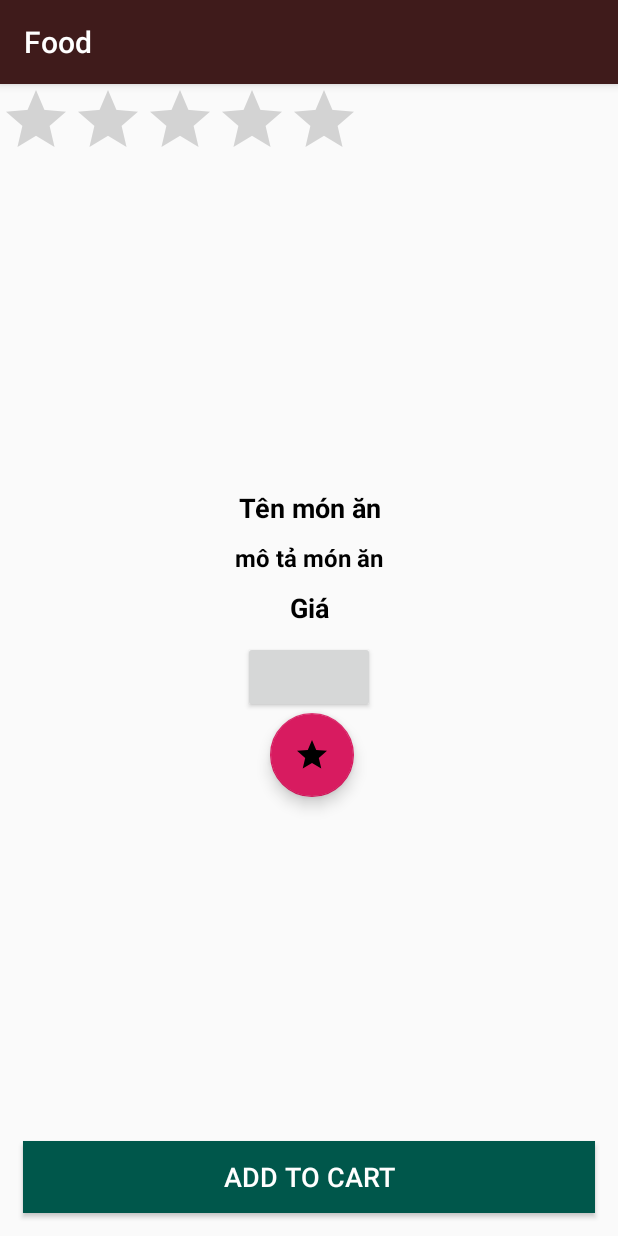
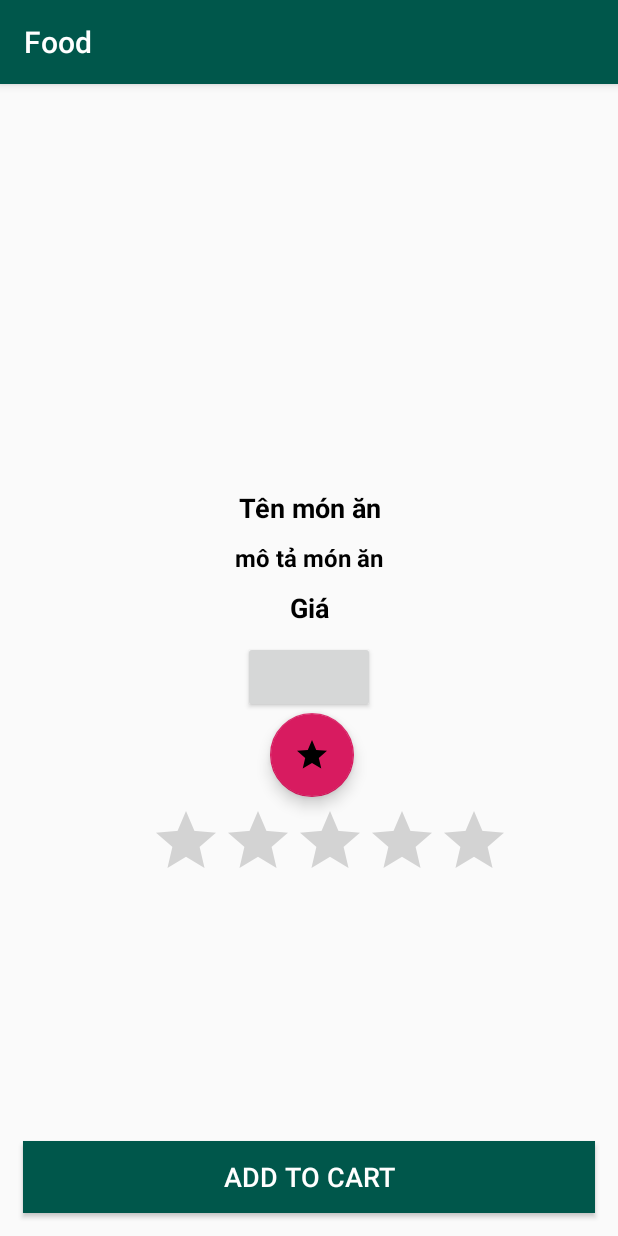
Before and after one commit to NguyenDinhSy/Ecommerce_Food, an Android app: the FoodDetailActivity screen opened directly, with no data from a screen before it, on a phone screen of 412 x 824 dp. Run offline under Robolectric (Android 15) with nearby library versions, the light colour scheme and no system bars; our stand-ins replace Firebase (no records; nobody signed in at launch, a user with empty details on screens opened directly), Picasso; libraries missing offline, so code that uses them is left out: com.cepheuen.elegantnumberbutton, com.stepstone.apprating; plain views replace ElegantNumberButton; 3 statements that could not run were skipped.

Commit message:
https://github.com/NguyenDinhSy/Ecommerce_Food.git

```diff
--- a/app/build.gradle
+++ b/app/build.gradle
@@ -51,7 +51,8 @@ dependencies {
     implementation 'com.stepstone.apprating:app-rating:2.3.1'
 
 
+    //implementation 'com.google.android.gms:play-services:4.3.+'
     //sqlite
-    implementation 'com.readystatesoftware.sqliteasset:sqliteassethelper:+'
+   // implementation 'com.readystatesoftware.sqliteasset:sqliteassethelper:+'
 }
 apply plugin: 'com.google.gms.google-services'
--- a/app/src/main/AndroidManifest.xml
+++ b/app/src/main/AndroidManifest.xml
@@ -46,6 +46,8 @@
         <activity
             android:name="com.theartofdev.edmodo.cropper.CropImageActivity"
             android:theme="@style/Base.Theme.AppCompat" />
+
+
     </application>
 
 </manifest>
--- a/app/src/main/java/com/example/ecommerce/FoodDetailActivity.java
+++ b/app/src/main/java/com/example/ecommerce/FoodDetailActivity.java
@@ -31,6 +31,7 @@ import com.google.firebase.database.ValueEventListener;
 import com.squareup.picasso.Picasso;
 import com.stepstone.apprating.AppRatingDialog;
 import com.stepstone.apprating.listener.RatingDialogListener;
+import com.google.android.gms.common.GooglePlayServicesUtil;
 
 import java.lang.reflect.Array;
 import java.text.SimpleDateFormat;
@@ -113,45 +114,45 @@ public class FoodDetailActivity extends AppCompatActivity implements RatingDialo
         });
 
 
-
-            getRatingFood(foodID);
+        // GEt rangting
+      //      getRatingFood(foodID);
     }
 
     // OUTSIDE ___________________________________________________________________________________________
 
-
-    private void getRatingFood(final String foodID){
-
-        com.google.firebase.database.Query foodRating =  ratings.orderByChild("pid").equalTo(foodID);
-
-        foodRating.addValueEventListener(new ValueEventListener() {
-            int count =0, sum = 0 ;
-            @Override
-            public void onDataChange(@NonNull DataSnapshot dataSnapshot) {
-
-                for (DataSnapshot postsnapshot: dataSnapshot.getChildren()){
-
-                    Ratings  item = postsnapshot.getValue(Ratings.class);
-
-                    sum+= Integer.parseInt(item.getRatingValue());
-                    count++;
-
-                }
-                if (count != 0) {
-                    float average = sum / count;
-                    ratingBar.setRating(average);
-                }
-
-
-            }
-
-            @Override
-            public void onCancelled(@NonNull DatabaseError databaseError) {
-
-            }
-        });
-
-    }
+//
+//    private void getRatingFood(final String foodID){
+//
+//        com.google.firebase.database.Query foodRating =  ratings.orderByChild("pid").equalTo(foodID);
+//
+//        foodRating.addValueEventListener(new ValueEventListener() {
+//            int count =0, sum = 0 ;
+//            @Override
+//            public void onDataChange(@NonNull DataSnapshot dataSnapshot) {
+//
+//                for (DataSnapshot postsnapshot: dataSnapshot.getChildren()){
+//
+//                    Ratings  item = postsnapshot.getValue(Ratings.class);
+//
+//                    sum+= Integer.parseInt(item.getRatingValue());
+//                    count++;
+//
+//                }
+//                if (count != 0) {
+//                    float average = sum / count;
+//                    ratingBar.setRating(average);
+//                }
+//
+//
+//            }
+//
+//            @Override
+//            public void onCancelled(@NonNull DatabaseError databaseError) {
+//
+//            }
+//        });
+//
+//    }
 
 
 
@@ -254,6 +255,7 @@ public class FoodDetailActivity extends AppCompatActivity implements RatingDialo
                     productPrice.setText(products.getPrice());
                     productDescription.setText(products.getDescription());
                     Picasso.get().load(products.getImage()).into(productImage);
+
                 }
             }
 
@@ -307,6 +309,9 @@ public class FoodDetailActivity extends AppCompatActivity implements RatingDialo
 
     }
 
+    // BUTTON SUBMIT
+
+
     @Override
     public void onPositiveButtonClicked(int value, String comments) {
 
--- a/app/src/main/res/layout/activity_food_detail.xml
+++ b/app/src/main/res/layout/activity_food_detail.xml
@@ -5,6 +5,7 @@
     android:layout_width="match_parent"
     android:layout_height="match_parent"
     tools:context=".FoodDetailActivity">
+
 
 
     <ImageView
@@ -95,22 +96,34 @@
     <LinearLayout
         android:layout_width="match_parent"
         android:layout_height="wrap_content"
-        android:orientation="vertical"
-        android:layout_below="@+id/rating"
+        android:layout_below="@+id/btn_rating"
+        android:layout_marginLeft="100dp"
+        android:layout_marginTop="5dp"
 
 
-        >
+        android:orientation="vertical">
 
         <RatingBar
+
             android:id="@+id/ratingBar"
             android:layout_width="wrap_content"
-            android:layout_height="wrap_content"
+            android:layout_height="match_parent"
+
+            android:isIndicator="true"
+            android:max="5"
+
             android:rating="0"
-            android:max="5"
-            android:isIndicator="true"
+
 
 
             />
+        <!--<Button-->
+        <!--android:id="@+id/btn_dong"-->
+        <!--android:layout_width="80dp"-->
+        <!--android:layout_height="wrap_content"-->
+        <!--android:text="Đóng"-->
+
+        <!--/>-->
 
     </LinearLayout>
 
--- a/app/src/main/res/layout/activity_search_products.xml
+++ b/app/src/main/res/layout/activity_search_products.xml
@@ -19,7 +19,7 @@
             android:id="@+id/search_product_name"
             android:layout_width="290dp"
             android:layout_height="wrap_content"
-            android:hint="Product Name"
+            android:hint="Tên"
             android:textSize="18dp"
             android:textStyle="bold"
             android:background="@android:color/white"
--- a/app/src/main/res/values/colors.xml
+++ b/app/src/main/res/values/colors.xml
@@ -1,6 +1,6 @@
 <?xml version="1.0" encoding="utf-8"?>
 <resources>
-    <color name="colorPrimary">#3F1B1B</color>
+    <color name="colorPrimary">#00574B</color>
     <color name="colorPrimaryDark">#00574B</color>
     <color name="colorAccent">#D81B60</color>
 </resources>
```
Also changed, not shown: app/src/main/java/com/example/ecommerce/AdminAddNewProductActivity.java (+8 -3 lines), app/src/main/java/com/example/ecommerce/AdminCategoryActivity.java (+7 -2 lines), app/src/main/java/com/example/ecommerce/CartActivity.java (+9 -5 lines), app/src/main/java/com/example/ecommerce/Database/Database.java (deleted, +0 -59 lines), app/src/main/java/com/example/ecommerce/Home2Activity.java (+24 -11 lines), app/src/main/java/com/example/ecommerce/SearchProductsActivity.java (+10 -4 lines), app/src/main/java/com/example/ecommerce/SettingsActivity.java (+26 -13 lines).
